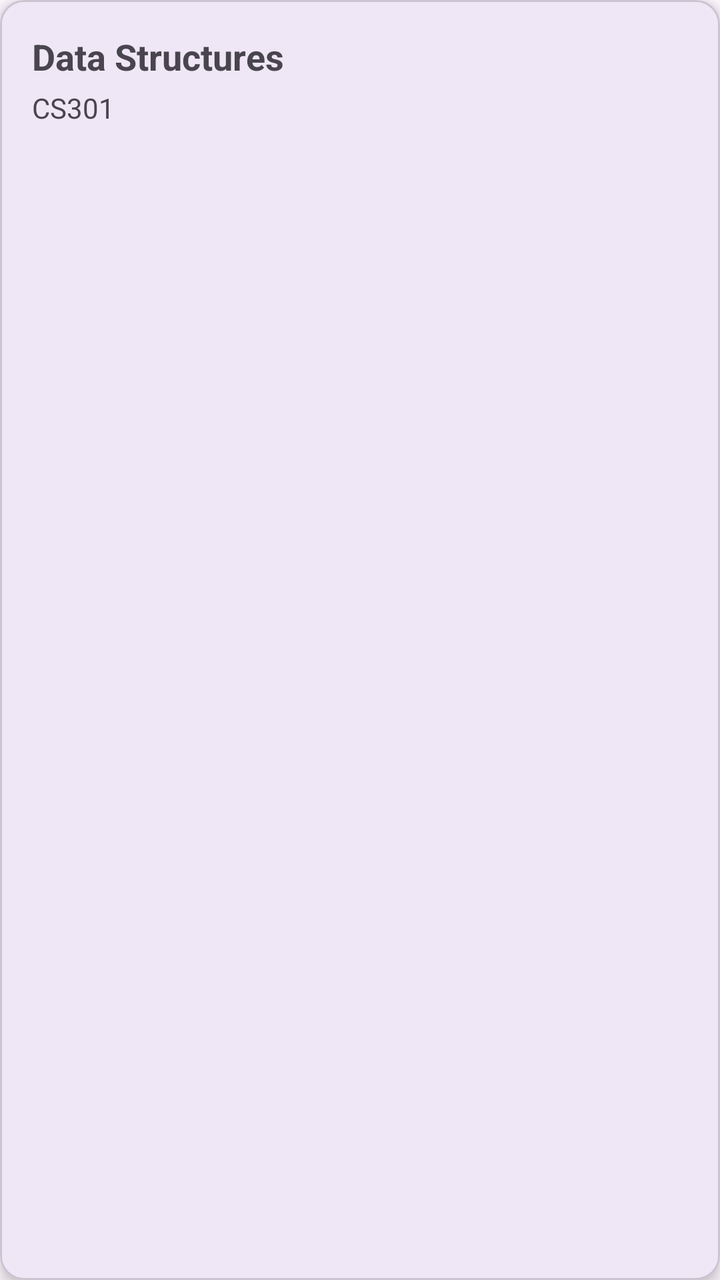
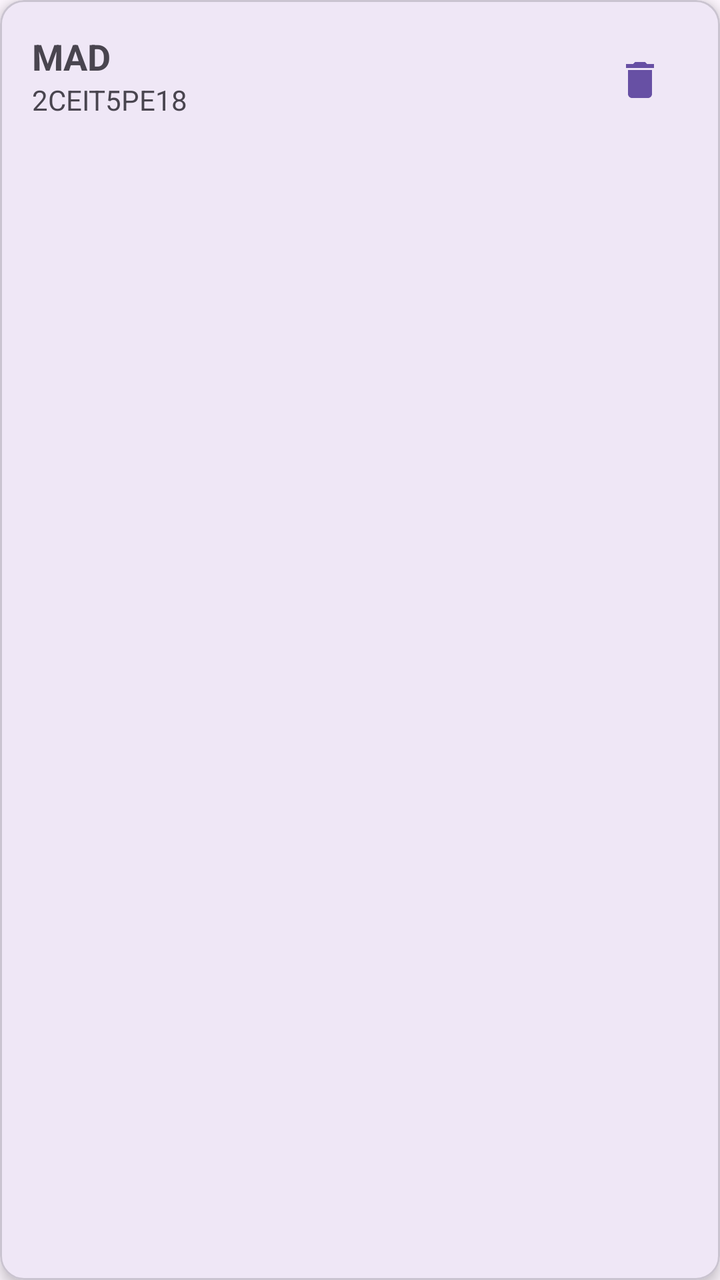

Screens rendered from an Android XML layout before and after an edit, with the pre-edit source and the edit as a unified diff.
<!-- AndroidManifest.xml: application theme Theme.StudentPlanner2026 -->
<!-- res/layout/item_subject.xml -->
<?xml version="1.0" encoding="utf-8"?>
    <com.google.android.material.card.MaterialCardView
        xmlns:android="http://schemas.android.com/apk/res/android"
        xmlns:app="http://schemas.android.com/apk/res-auto"
        android:layout_width="match_parent"
        android:layout_height="wrap_content"
        android:layout_marginTop="4dp"
        android:layout_marginStart="8dp"
        android:layout_marginEnd="8dp"
        android:layout_marginBottom="12dp"
        app:cardCornerRadius="12dp"
        app:cardElevation="4dp">

        <LinearLayout
            android:layout_width="match_parent"
            android:layout_height="wrap_content"
            android:orientation="vertical"
            android:padding="16dp">

            <TextView
                android:id="@+id/tvSubjectName"
                android:layout_width="match_parent"
                android:layout_height="wrap_content"
                android:text="Data Structures"
                android:textSize="18sp"
                android:textStyle="bold"
                android:layout_marginBottom="4dp" />

            <TextView
                android:id="@+id/tvSubjectCode"
                android:layout_width="match_parent"
                android:layout_height="wrap_content"
                android:text="CS301"
                android:textSize="14sp" />

        </LinearLayout>

    </com.google.android.material.card.MaterialCardView>
<!-- resources referenced by this layout -->
<resources>
  <style name="Theme.StudentPlanner2026" parent="Base.Theme.StudentPlanner2026" />
  <style name="Base.Theme.StudentPlanner2026" parent="Theme.Material3.DayNight.NoActionBar">
          
          
      </style>
</resources>

<!-- the commit's change to res/layout/item_subject.xml (unified diff, before → after) -->
@@ -11,7 +11,7 @@
         app:cardCornerRadius="12dp"
         app:cardElevation="4dp">
 
-        <LinearLayout
+        <androidx.constraintlayout.widget.ConstraintLayout
             android:layout_width="match_parent"
             android:layout_height="wrap_content"
             android:orientation="vertical"
@@ -21,18 +21,35 @@
                 android:id="@+id/tvSubjectName"
                 android:layout_width="match_parent"
                 android:layout_height="wrap_content"
-                android:text="Data Structures"
+                android:text="MAD"
                 android:textSize="18sp"
                 android:textStyle="bold"
-                android:layout_marginBottom="4dp" />
+                android:layout_marginBottom="4dp"
+                app:layout_constraintTop_toTopOf="parent"
+                app:layout_constraintStart_toStartOf="parent"/>
 
             <TextView
                 android:id="@+id/tvSubjectCode"
                 android:layout_width="match_parent"
                 android:layout_height="wrap_content"
-                android:text="CS301"
-                android:textSize="14sp" />
+                android:text="2CEIT5PE18"
+                android:textSize="14sp"
+                app:layout_constraintTop_toBottomOf="@id/tvSubjectName"/>
 
-        </LinearLayout>
+            <com.google.android.material.button.MaterialButton
+                android:id="@+id/btnDeleteSubject"
+                android:layout_width="48dp"
+                android:layout_height="48dp"
+                android:contentDescription="Delete Subject"
+                app:icon="@drawable/baseline_delete_24"
+                app:iconGravity="textStart"
+                app:iconPadding="0dp"
+                app:iconSize="24dp"
+                app:layout_constraintTop_toTopOf="parent"
+                app:layout_constraintBottom_toBottomOf="parent"
+                app:layout_constraintEnd_toEndOf="parent"
+                style="@style/Widget.Material3.Button.IconButton" />
+
+        </androidx.constraintlayout.widget.ConstraintLayout>
 
     </com.google.android.material.card.MaterialCardView>
<!-- resource entries referenced after the edit -->
@@ -1,5 +1,11 @@
 <!-- resources referenced by this layout -->
 <resources>
+  <!-- drawable baseline_delete_24 (drawable) -->
+  <vector xmlns:android="http://schemas.android.com/apk/res/android" android:height="24dp" android:tint="#000000" android:viewportHeight="24" android:viewportWidth="24" android:width="24dp">
+        
+      <path android:fillColor="@android:color/white" android:pathData="M6,19c0,1.1 0.9,2 2,2h8c1.1,0 2,-0.9 2,-2V7H6v12zM19,4h-3.5l-1,-1h-5l-1,1H5v2h14V4z"/>
+      
+  </vector>
   <style name="Theme.StudentPlanner2026" parent="Base.Theme.StudentPlanner2026" />
   <style name="Base.Theme.StudentPlanner2026" parent="Theme.Material3.DayNight.NoActionBar">
           
